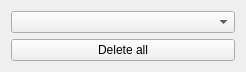
This is krita/plugins/assistants/RulerAssistant/AssistantsToolOptions.ui in KDE/krita as Qt 5 draws it before an edit. The edited form follows.
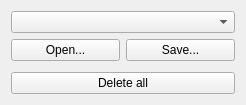
This is the edited form.

Commit message: assistants: saving and loading

Patch:
```diff
--- a/krita/plugins/assistants/RulerAssistant/AssistantsToolOptions.ui
+++ b/krita/plugins/assistants/RulerAssistant/AssistantsToolOptions.ui
@@ -7,14 +7,14 @@
     <x>0</x>
     <y>0</y>
     <width>246</width>
-    <height>72</height>
+    <height>105</height>
    </rect>
   </property>
-  <layout class="QVBoxLayout" name="verticalLayout">
-   <item>
+  <layout class="QGridLayout" name="gridLayout">
+   <item row="0" column="0" colspan="2">
     <widget class="QComboBox" name="comboBox"/>
    </item>
-   <item>
+   <item row="3" column="0" colspan="2">
     <spacer name="verticalSpacer_2">
      <property name="orientation">
       <enum>Qt::Vertical</enum>
@@ -27,14 +27,7 @@
      </property>
     </spacer>
    </item>
-   <item>
-    <widget class="QPushButton" name="deleteButton">
-     <property name="text">
-      <string>Delete all</string>
-     </property>
-    </widget>
-   </item>
-   <item>
+   <item row="6" column="0">
     <spacer name="verticalSpacer">
      <property name="orientation">
       <enum>Qt::Vertical</enum>
@@ -47,6 +40,27 @@
      </property>
     </spacer>
    </item>
+   <item row="4" column="0" colspan="2">
+    <widget class="QPushButton" name="deleteButton">
+     <property name="text">
+      <string>Delete all</string>
+     </property>
+    </widget>
+   </item>
+   <item row="2" column="1">
+    <widget class="QPushButton" name="saveButton">
+     <property name="text">
+      <string>Save...</string>
+     </property>
+    </widget>
+   </item>
+   <item row="2" column="0">
+    <widget class="QPushButton" name="loadButton">
+     <property name="text">
+      <string>Open...</string>
+     </property>
+    </widget>
+   </item>
   </layout>
  </widget>
  <resources/>
```
The commit also changes 2 other files.
